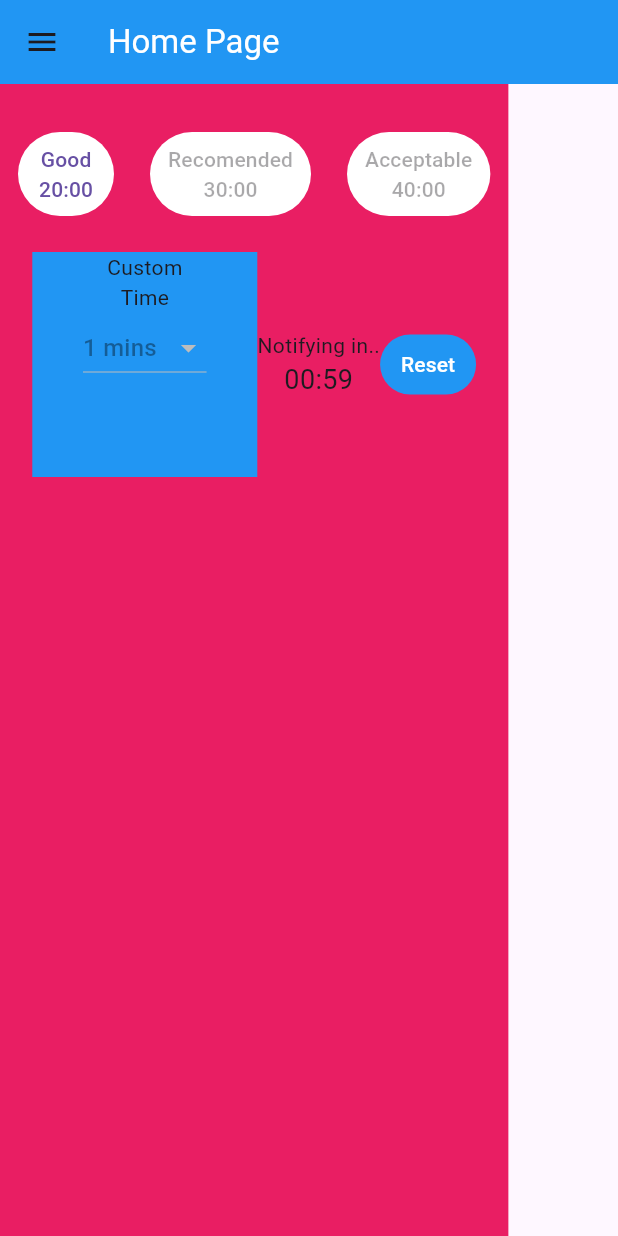
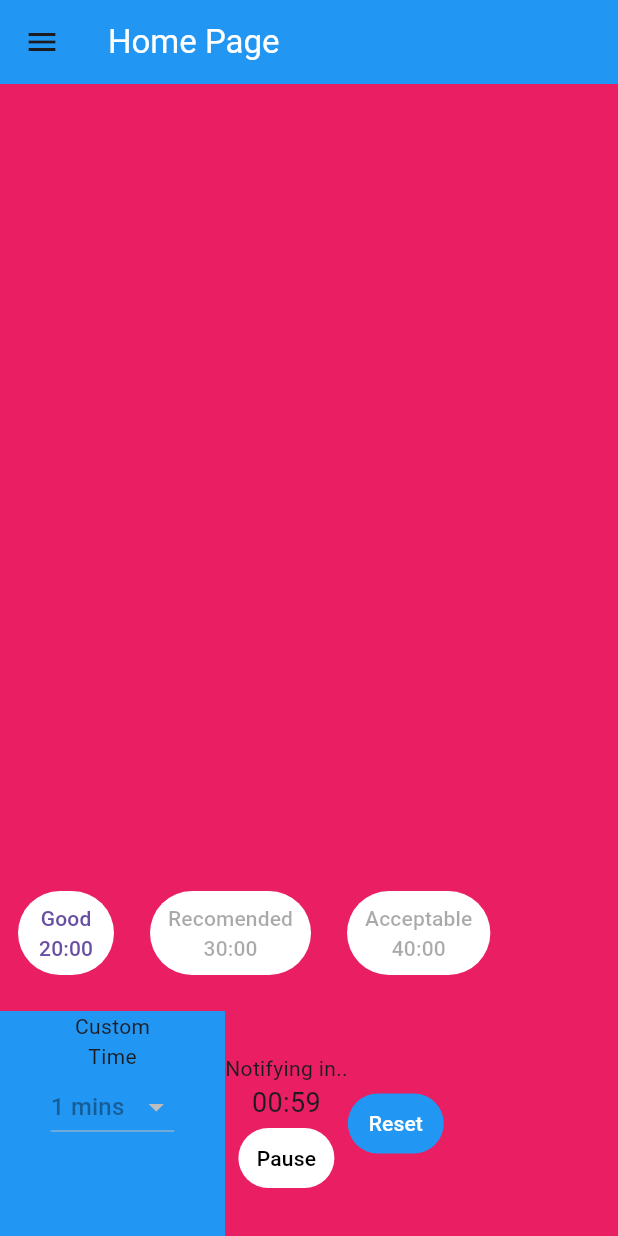
Before and after one commit to Nikhil-Yarnal/GetUp---Reminder-App, a Flutter app: the screen it shows after launch, after a tap on "Good", on a phone screen of 412 x 824 dp. Run offline on Flutter 3.47's test engine with Material 3 defaults, Android fonts, the light colour scheme and no system bars; our stand-ins replace audioplayers; missing offline and left inert: dart:ffi.

Commit message:
all functionalities done i think

```diff
--- a/getup_reminder_app/lib/main.dart
+++ b/getup_reminder_app/lib/main.dart
@@ -2,7 +2,7 @@
 
 import 'dart:async';
 import 'dart:ffi';
-
+import 'package:audioplayers/audioplayers.dart';
 import 'package:flutter/material.dart';
 import 'DisplayBox.dart';
 
@@ -32,7 +32,11 @@ class homePage extends StatefulWidget {
 class _homePageState extends State<homePage> {
   int dropDownValue = 1;
 
-  late Timer timer;
+  AudioPlayer audioPlayer = AudioPlayer();
+
+  Timer? timer;
+
+  bool isTimerPaused = false;
   int remainingTime = 0; // time is in seconds
   int originalTime = 0;
 
@@ -47,14 +51,25 @@ class _homePageState extends State<homePage> {
 
     timer = Timer.periodic(const Duration(seconds: 1), (timer) {
       setState(() {
+        if (!isTimerPaused) {
           if (remainingTime > 0) {
             remainingTime--;
           } else {
             showNotification();
+            playAlaram();
             remainingTime = originalTime;
+          }
         }
       });
     });
+  }
+
+  void stopAlaram() async {
+    audioPlayer.stop();
+  }
+
+  void playAlaram() {
+    audioPlayer.play(UrlSource("assets/Time_up.mp3"));
   }
 
   String printDuration(Duration duration) {
@@ -75,6 +90,7 @@ class _homePageState extends State<homePage> {
           actions: [
             TextButton(
               onPressed: () => {
+                stopAlaram(),
                 Navigator.of(context).pop(),
               },
               child: Text("OK"),
@@ -98,7 +114,7 @@ class _homePageState extends State<homePage> {
                   onPressed: () {
                     setState(() {
                       enableallButtons();
-                      timer.cancel();
+                      timer?.cancel();
                       remainingTime = 0;
                       originalTime = 0;
                     });
@@ -136,10 +152,21 @@ class _homePageState extends State<homePage> {
     button4Enabled = true;
   }
 
+  void pauseTimer() {
+    setState(() {
+      isTimerPaused = true;
+    });
+  }
+
+  void resumeTimer() {
+    setState(() {
+      isTimerPaused = false;
+    });
+  }
+
   @override
   Widget build(BuildContext context) {
     final duration = Duration(seconds: remainingTime);
-
     return Scaffold(
       drawer: Drawer(),
       appBar: AppBar(
@@ -152,6 +179,8 @@ class _homePageState extends State<homePage> {
       body: Container(
         color: Colors.pink,
         child: Column(
+          crossAxisAlignment: CrossAxisAlignment.stretch,
+          mainAxisAlignment: MainAxisAlignment.end,
           children: [
             SizedBox(
               height: 20,
@@ -159,6 +188,7 @@ class _homePageState extends State<homePage> {
             SingleChildScrollView(
               scrollDirection: Axis.horizontal,
               child: Row(
+                mainAxisAlignment: MainAxisAlignment.center,
                 children: [
                   DisplayBox(
                     name: "Good",
@@ -254,19 +284,34 @@ class _homePageState extends State<homePage> {
                         printDuration(duration),
                         style: TextStyle(fontSize: 18),
                       ),
+                      Row(
+                        children: [
+                          TextButton(
+                            style: TextButton.styleFrom(
+                                backgroundColor: Colors.white),
+                            onPressed: isTimerPaused ? resumeTimer : pauseTimer,
+                            child: Text(
+                              isTimerPaused ? "Resume" : "Pause",
+                              style: TextStyle(color: Colors.black),
+                            ),
+                          ),
+                        ],
+                      ),
                     ],
                   ),
                   TextButton(
                     style: TextButton.styleFrom(backgroundColor: Colors.blue),
-                    onPressed: () {
+                    onPressed: timer != null
+                        ? () {
                             setState(() {
                               enableallButtons();
-                        timer.cancel();
+                              timer?.cancel();
                               remainingTime = 0;
                               originalTime = 0;
                               dropDownValue = 1;
                             });
-                    },
+                          }
+                        : null,
                     child: Text(
                       "Reset",
                       style: TextStyle(color: Colors.white),
--- a/getup_reminder_app/pubspec.yaml
+++ b/getup_reminder_app/pubspec.yaml
@@ -28,7 +28,7 @@ environment:
 # the latest version available on pub.dev. To see which dependencies have newer
 # versions available, run `flutter pub outdated`.
 dependencies:
-  win_toast: ^0.3.0
+  audioplayers: ^5.2.1
   flutter:
     sdk: flutter
 
@@ -58,8 +58,8 @@ flutter:
   uses-material-design: true
 
   # To add assets to your application, add an assets section, like this:
-  # assets:
-  #   - images/a_dot_burr.jpeg
+  assets:
+    - assets/
   #   - images/a_dot_ham.jpeg
 
   # An image asset can refer to one or more resolution-specific "variants", see
```
Also changed, not shown: getup_reminder_app/pubspec.lock, 6 other files. Lines whose indentation alone changed are shown as unchanged.
